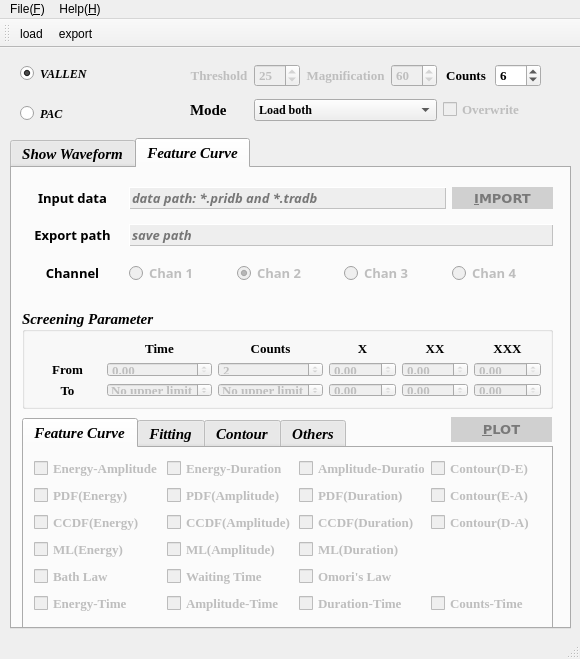
Qt form main.ui (JonahY/AE_GUI) before a commit.
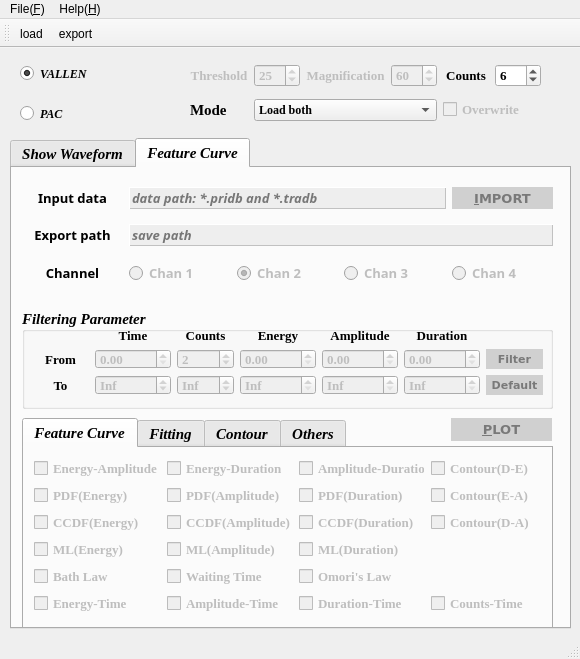
The same form after that commit. The open tabs and pages were chosen to show the change. Icons and pictures are not drawn.

What changed in the file:
```diff
--- a/main.ui
+++ b/main.ui
@@ -23,8 +23,8 @@
    <string>Visualization</string>
   </property>
   <property name="windowIcon">
-   <iconset>
-    <normaloff>../test/dsp.gif</normaloff>../test/dsp.gif</iconset>
+   <iconset resource="resource.qrc">
+    <normaloff>:/logo.png</normaloff>:/logo.png</iconset>
   </property>
   <property name="styleSheet">
    <string notr="true">QPushButton {color:rgb(255, 255, 255);background-color: rgb(48, 0, 72);}
@@ -449,7 +449,7 @@
           <bool>true</bool>
          </property>
          <property name="placeholderText">
-          <string>Figure note information: Ni-pure, Al alloy, ...</string>
+          <string>Figure note information: Ni pure, Al alloy, ...</string>
          </property>
         </widget>
        </item>
@@ -534,12 +534,121 @@
        </font>
       </property>
       <property name="title">
-       <string>Screening Parameter</string>
+       <string>Filtering Parameter</string>
       </property>
       <property name="alignment">
        <set>Qt::AlignLeading|Qt::AlignLeft|Qt::AlignVCenter</set>
+      </property>
+      <widget class="QWidget" name="layoutWidget">
+       <property name="geometry">
+        <rect>
+         <x>10</x>
+         <y>20</y>
+         <width>511</width>
+         <height>67</height>
+        </rect>
       </property>
       <layout class="QGridLayout" name="gridLayout_2">
+        <item row="0" column="1">
+         <widget class="QLabel" name="time">
+          <property name="font">
+           <font>
+            <family>Times New Roman</family>
+            <pointsize>10</pointsize>
+            <weight>75</weight>
+            <italic>false</italic>
+            <bold>true</bold>
+           </font>
+          </property>
+          <property name="frameShadow">
+           <enum>QFrame::Plain</enum>
+          </property>
+          <property name="lineWidth">
+           <number>1</number>
+          </property>
+          <property name="text">
+           <string>Time</string>
+          </property>
+          <property name="alignment">
+           <set>Qt::AlignCenter</set>
+          </property>
+         </widget>
+        </item>
+        <item row="0" column="2">
+         <widget class="QLabel" name="counts_label">
+          <property name="font">
+           <font>
+            <family>Times New Roman</family>
+            <pointsize>10</pointsize>
+            <weight>75</weight>
+            <italic>false</italic>
+            <bold>true</bold>
+           </font>
+          </property>
+          <property name="frameShadow">
+           <enum>QFrame::Plain</enum>
+          </property>
+          <property name="lineWidth">
+           <number>1</number>
+          </property>
+          <property name="text">
+           <string>Counts</string>
+          </property>
+          <property name="alignment">
+           <set>Qt::AlignCenter</set>
+          </property>
+         </widget>
+        </item>
+        <item row="0" column="3">
+         <widget class="QLabel" name="x">
+          <property name="font">
+           <font>
+            <family>Times New Roman</family>
+            <pointsize>10</pointsize>
+            <weight>75</weight>
+            <italic>false</italic>
+            <bold>true</bold>
+           </font>
+          </property>
+          <property name="frameShadow">
+           <enum>QFrame::Plain</enum>
+          </property>
+          <property name="lineWidth">
+           <number>1</number>
+          </property>
+          <property name="text">
+           <string>Energy</string>
+          </property>
+          <property name="alignment">
+           <set>Qt::AlignCenter</set>
+          </property>
+         </widget>
+        </item>
+        <item row="0" column="4">
+         <widget class="QLabel" name="xx">
+          <property name="font">
+           <font>
+            <family>Times New Roman</family>
+            <pointsize>10</pointsize>
+            <weight>75</weight>
+            <italic>false</italic>
+            <bold>true</bold>
+           </font>
+          </property>
+          <property name="frameShadow">
+           <enum>QFrame::Plain</enum>
+          </property>
+          <property name="lineWidth">
+           <number>1</number>
+          </property>
+          <property name="text">
+           <string>Amplitude</string>
+          </property>
+          <property name="alignment">
+           <set>Qt::AlignCenter</set>
+          </property>
+         </widget>
+        </item>
        <item row="0" column="5">
         <widget class="QLabel" name="xxx">
          <property name="font">
@@ -558,18 +667,15 @@
           <number>1</number>
          </property>
          <property name="text">
-          <string>XXX</string>
+           <string>Duration</string>
          </property>
          <property name="alignment">
           <set>Qt::AlignCenter</set>
          </property>
         </widget>
        </item>
-       <item row="2" column="3">
-        <widget class="QDoubleSpinBox" name="max_x">
-         <property name="enabled">
-          <bool>false</bool>
-         </property>
+        <item row="1" column="0">
+         <widget class="QLabel" name="lower">
          <property name="font">
           <font>
            <family>Times New Roman</family>
@@ -579,6 +685,18 @@
            <bold>true</bold>
           </font>
          </property>
+          <property name="frameShadow">
+           <enum>QFrame::Plain</enum>
+          </property>
+          <property name="lineWidth">
+           <number>1</number>
+          </property>
+          <property name="text">
+           <string>From</string>
+          </property>
+          <property name="alignment">
+           <set>Qt::AlignCenter</set>
+          </property>
         </widget>
        </item>
        <item row="1" column="1">
@@ -596,23 +714,7 @@
           </font>
          </property>
          <property name="maximum">
-          <double>100000.000000000000000</double>
-         </property>
-        </widget>
-       </item>
-       <item row="1" column="5">
-        <widget class="QDoubleSpinBox" name="min_xxx">
-         <property name="enabled">
-          <bool>false</bool>
-         </property>
-         <property name="font">
-          <font>
-           <family>Times New Roman</family>
-           <pointsize>10</pointsize>
-           <weight>75</weight>
-           <italic>false</italic>
-           <bold>true</bold>
-          </font>
+           <double>90000.000000000000000</double>
          </property>
         </widget>
        </item>
@@ -641,33 +743,8 @@
          </property>
         </widget>
        </item>
-       <item row="0" column="2">
-        <widget class="QLabel" name="counts_label">
-         <property name="font">
-          <font>
-           <family>Times New Roman</family>
-           <pointsize>10</pointsize>
-           <weight>75</weight>
-           <italic>false</italic>
-           <bold>true</bold>
-          </font>
-         </property>
-         <property name="frameShadow">
-          <enum>QFrame::Plain</enum>
-         </property>
-         <property name="lineWidth">
-          <number>1</number>
-         </property>
-         <property name="text">
-          <string>Counts</string>
-         </property>
-         <property name="alignment">
-          <set>Qt::AlignCenter</set>
-         </property>
-        </widget>
-       </item>
        <item row="1" column="3">
-        <widget class="QDoubleSpinBox" name="min_x">
+         <widget class="QDoubleSpinBox" name="min_energy">
          <property name="enabled">
           <bool>false</bool>
          </property>
@@ -679,6 +756,47 @@
            <italic>false</italic>
            <bold>true</bold>
           </font>
+          </property>
+          <property name="maximum">
+           <double>90000.000000000000000</double>
+          </property>
+         </widget>
+        </item>
+        <item row="1" column="4">
+         <widget class="QDoubleSpinBox" name="min_amplitude">
+          <property name="enabled">
+           <bool>false</bool>
+          </property>
+          <property name="font">
+           <font>
+            <family>Times New Roman</family>
+            <pointsize>10</pointsize>
+            <weight>75</weight>
+            <italic>false</italic>
+            <bold>true</bold>
+           </font>
+          </property>
+          <property name="maximum">
+           <double>90000.000000000000000</double>
+          </property>
+         </widget>
+        </item>
+        <item row="1" column="5">
+         <widget class="QDoubleSpinBox" name="min_duration">
+          <property name="enabled">
+           <bool>false</bool>
+          </property>
+          <property name="font">
+           <font>
+            <family>Times New Roman</family>
+            <pointsize>10</pointsize>
+            <weight>75</weight>
+            <italic>false</italic>
+            <bold>true</bold>
+           </font>
+          </property>
+          <property name="maximum">
+           <double>90000.000000000000000</double>
          </property>
         </widget>
        </item>
@@ -707,72 +825,6 @@
          </property>
         </widget>
        </item>
-       <item row="1" column="4">
-        <widget class="QDoubleSpinBox" name="min_xx">
-         <property name="enabled">
-          <bool>false</bool>
-         </property>
-         <property name="font">
-          <font>
-           <family>Times New Roman</family>
-           <pointsize>10</pointsize>
-           <weight>75</weight>
-           <italic>false</italic>
-           <bold>true</bold>
-          </font>
-         </property>
-        </widget>
-       </item>
-       <item row="0" column="4">
-        <widget class="QLabel" name="xx">
-         <property name="font">
-          <font>
-           <family>Times New Roman</family>
-           <pointsize>10</pointsize>
-           <weight>75</weight>
-           <italic>false</italic>
-           <bold>true</bold>
-          </font>
-         </property>
-         <property name="frameShadow">
-          <enum>QFrame::Plain</enum>
-         </property>
-         <property name="lineWidth">
-          <number>1</number>
-         </property>
-         <property name="text">
-          <string>XX</string>
-         </property>
-         <property name="alignment">
-          <set>Qt::AlignCenter</set>
-         </property>
-        </widget>
-       </item>
-       <item row="1" column="0">
-        <widget class="QLabel" name="lower">
-         <property name="font">
-          <font>
-           <family>Times New Roman</family>
-           <pointsize>10</pointsize>
-           <weight>75</weight>
-           <italic>false</italic>
-           <bold>true</bold>
-          </font>
-         </property>
-         <property name="frameShadow">
-          <enum>QFrame::Plain</enum>
-         </property>
-         <property name="lineWidth">
-          <number>1</number>
-         </property>
-         <property name="text">
-          <string>From</string>
-         </property>
-         <property name="alignment">
-          <set>Qt::AlignCenter</set>
-         </property>
-        </widget>
-       </item>
        <item row="2" column="1">
         <widget class="QDoubleSpinBox" name="max_time">
          <property name="enabled">
@@ -791,67 +843,10 @@
           <bool>true</bool>
          </property>
          <property name="specialValueText">
-          <string>No upper limit</string>
+           <string>Inf</string>
          </property>
          <property name="maximum">
-          <double>100000.000000000000000</double>
-         </property>
-        </widget>
-       </item>
-       <item row="0" column="1">
-        <widget class="QLabel" name="time">
-         <property name="font">
-          <font>
-           <family>Times New Roman</family>
-           <pointsize>10</pointsize>
-           <weight>75</weight>
-           <italic>false</italic>
-           <bold>true</bold>
-          </font>
-         </property>
-         <property name="frameShadow">
-          <enum>QFrame::Plain</enum>
-         </property>
-         <property name="lineWidth">
-          <number>1</number>
-         </property>
-         <property name="text">
-          <string>Time</string>
-         </property>
-         <property name="alignment">
-          <set>Qt::AlignCenter</set>
-         </property>
-        </widget>
-       </item>
-       <item row="2" column="4">
-        <widget class="QDoubleSpinBox" name="max_xx">
-         <property name="enabled">
-          <bool>false</bool>
-         </property>
-         <property name="font">
-          <font>
-           <family>Times New Roman</family>
-           <pointsize>10</pointsize>
-           <weight>75</weight>
-           <italic>false</italic>
-           <bold>true</bold>
-          </font>
-         </property>
-        </widget>
-       </item>
-       <item row="2" column="5">
-        <widget class="QDoubleSpinBox" name="max_xxx">
-         <property name="enabled">
-          <bool>false</bool>
-         </property>
-         <property name="font">
-          <font>
-           <family>Times New Roman</family>
-           <pointsize>10</pointsize>
-           <weight>75</weight>
-           <italic>false</italic>
-           <bold>true</bold>
-          </font>
+           <double>90000.000000000000000</double>
          </property>
         </widget>
        </item>
@@ -873,7 +868,7 @@
           <bool>true</bool>
          </property>
          <property name="specialValueText">
-          <string>No upper limit</string>
+           <string>Inf</string>
          </property>
          <property name="decimals">
           <number>0</number>
@@ -886,8 +881,11 @@
          </property>
         </widget>
        </item>
-       <item row="0" column="3">
-        <widget class="QLabel" name="x">
+        <item row="2" column="3">
+         <widget class="QDoubleSpinBox" name="max_energy">
+          <property name="enabled">
+           <bool>false</bool>
+          </property>
          <property name="font">
           <font>
            <family>Times New Roman</family>
@@ -897,21 +895,116 @@
            <bold>true</bold>
           </font>
          </property>
-         <property name="frameShadow">
-          <enum>QFrame::Plain</enum>
-         </property>
-         <property name="lineWidth">
-          <number>1</number>
-         </property>
+          <property name="specialValueText">
+           <string>Inf</string>
+          </property>
+          <property name="maximum">
+           <double>90000.000000000000000</double>
+          </property>
+         </widget>
+        </item>
+        <item row="2" column="4">
+         <widget class="QDoubleSpinBox" name="max_amplitude">
+          <property name="enabled">
+           <bool>false</bool>
+          </property>
+          <property name="font">
+           <font>
+            <family>Times New Roman</family>
+            <pointsize>10</pointsize>
+            <weight>75</weight>
+            <italic>false</italic>
+            <bold>true</bold>
+           </font>
+          </property>
+          <property name="specialValueText">
+           <string>Inf</string>
+          </property>
+          <property name="maximum">
+           <double>90000.000000000000000</double>
+          </property>
+         </widget>
+        </item>
+        <item row="2" column="5">
+         <widget class="QDoubleSpinBox" name="max_duration">
+          <property name="enabled">
+           <bool>false</bool>
+          </property>
+          <property name="font">
+           <font>
+            <family>Times New Roman</family>
+            <pointsize>10</pointsize>
+            <weight>75</weight>
+            <italic>false</italic>
+            <bold>true</bold>
+           </font>
+          </property>
+          <property name="specialValueText">
+           <string>Inf</string>
+          </property>
+          <property name="maximum">
+           <double>90000.000000000000000</double>
+          </property>
+         </widget>
+        </item>
+        <item row="2" column="6">
+         <widget class="QPushButton" name="set_default">
+          <property name="enabled">
+           <bool>false</bool>
+          </property>
+          <property name="sizePolicy">
+           <sizepolicy hsizetype="Minimum" vsizetype="Minimum">
+            <horstretch>0</horstretch>
+            <verstretch>0</verstretch>
+           </sizepolicy>
+          </property>
+          <property name="font">
+           <font>
+            <family>Verdana</family>
+            <pointsize>8</pointsize>
+            <weight>75</weight>
+            <italic>false</italic>
+            <bold>true</bold>
+           </font>
+          </property>
+          <property name="styleSheet">
+           <string notr="true"/>
+          </property>
          <property name="text">
-          <string>X</string>
-         </property>
-         <property name="alignment">
-          <set>Qt::AlignCenter</set>
+           <string>Default</string>
+          </property>
+         </widget>
+        </item>
+        <item row="1" column="6">
+         <widget class="QPushButton" name="filter">
+          <property name="enabled">
+           <bool>false</bool>
+          </property>
+          <property name="sizePolicy">
+           <sizepolicy hsizetype="Minimum" vsizetype="Minimum">
+            <horstretch>0</horstretch>
+            <verstretch>0</verstretch>
+           </sizepolicy>
+          </property>
+          <property name="font">
+           <font>
+            <family>Verdana</family>
+            <pointsize>8</pointsize>
+            <weight>75</weight>
+            <italic>false</italic>
+            <bold>true</bold>
+           </font>
+          </property>
+          <property name="styleSheet">
+           <string notr="true"/>
+          </property>
+          <property name="text">
+           <string>Filter</string>
          </property>
         </widget>
        </item>
       </layout>
+      </widget>
      </widget>
      <widget class="QWidget" name="layoutWidget">
       <property name="geometry">
@@ -3798,9 +3891,9 @@
       <property name="geometry">
        <rect>
         <x>439</x>
-        <y>249</y>
+        <y>250</y>
         <width>101</width>
-        <height>25</height>
+        <height>23</height>
        </rect>
       </property>
       <property name="sizePolicy">
@@ -3852,8 +3945,8 @@
      <string>VALLEN</string>
     </property>
     <property name="icon">
-     <iconset>
-      <normaloff>vallen-logo.png</normaloff>vallen-logo.png</iconset>
+     <iconset resource="resource.qrc">
+      <normaloff>:/vallen-logo.png</normaloff>:/vallen-logo.png</iconset>
     </property>
     <property name="iconSize">
      <size>
@@ -3892,8 +3985,8 @@
      <string>PAC</string>
     </property>
     <property name="icon">
-     <iconset>
-      <normaloff>pac-logo.jpg</normaloff>pac-logo.jpg</iconset>
+     <iconset resource="resource.qrc">
+      <normaloff>:/pac-logo.jpg</normaloff>:/pac-logo.jpg</iconset>
     </property>
     <property name="iconSize">
      <size>
@@ -4213,8 +4306,8 @@
   </action>
   <action name="actionload">
    <property name="icon">
-    <iconset>
-     <normaloff>open.png</normaloff>open.png</iconset>
+    <iconset resource="resource.qrc">
+     <normaloff>:/open.png</normaloff>:/open.png</iconset>
    </property>
    <property name="text">
     <string>load</string>
@@ -4225,8 +4318,8 @@
   </action>
   <action name="actionExport">
    <property name="icon">
-    <iconset>
-     <normaloff>save.png</normaloff>save.png</iconset>
+    <iconset resource="resource.qrc">
+     <normaloff>:/save.png</normaloff>:/save.png</iconset>
    </property>
    <property name="text">
     <string>export</string>
```
Left out of the diff: 14 changed lines with no effect on the pictures. Lines whose indentation alone changed are shown as unchanged.
